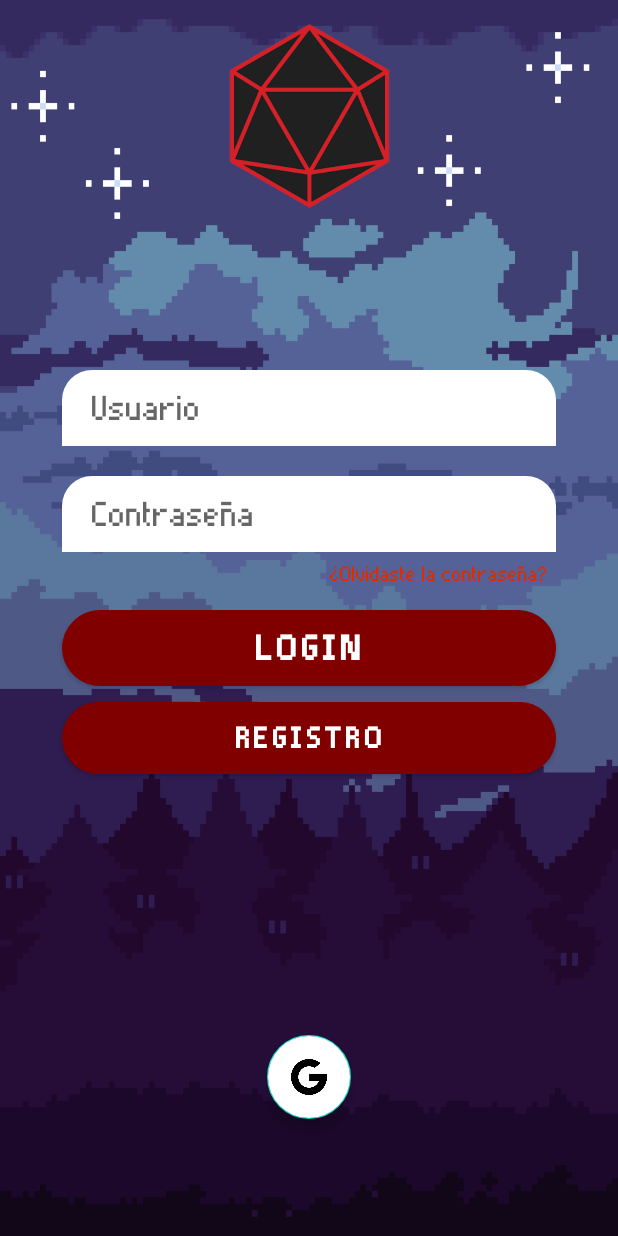
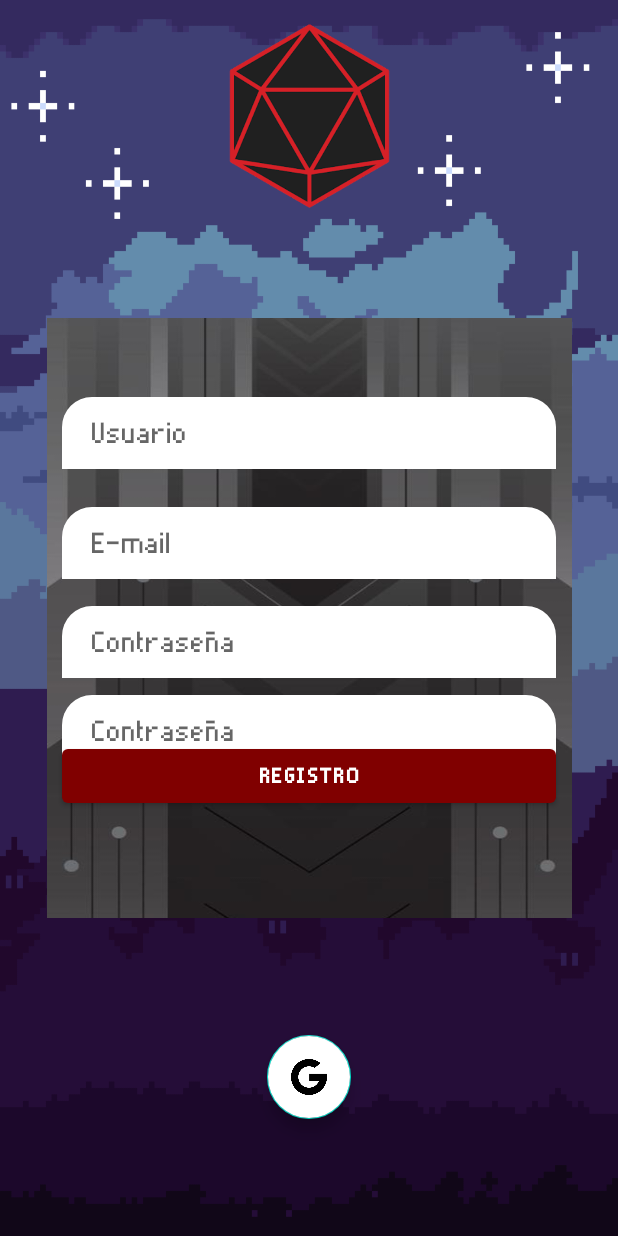
Before and after one commit to GavilanPejos/DAM, an Android app: the loginActivity screen opened directly, with no data from a screen before it, after a tap on "REGISTRO", on a phone screen of 412 x 824 dp. Run offline under Robolectric (Android 15) with nearby library versions, the phone set to English and light mode, and no system bars; 1 statement that could not run was skipped.

Commit message:
Ya funciona el login (Falta el confirmar contraseña, asi como los requisitos de contraseña)

```diff
--- /dev/null
+++ b/RoLife2/app/src/main/java/com/example/rolife/fragments/callBackFragment.java
@@ -0,0 +1,6 @@
+package com.example.rolife.fragments;
+
+public interface callBackFragment {
+    void changeFragment();
+
+}
--- a/RoLife2/app/src/main/java/com/example/rolife/fragments/login_bar_fragment.java
+++ b/RoLife2/app/src/main/java/com/example/rolife/fragments/login_bar_fragment.java
@@ -1,8 +1,11 @@
 package com.example.rolife.fragments;
 
+import android.content.Context;
 import android.content.Intent;
+import android.content.SharedPreferences;
 import android.os.Bundle;
 
+import androidx.annotation.Nullable;
 import androidx.fragment.app.Fragment;
 import androidx.fragment.app.FragmentManager;
 import androidx.fragment.app.FragmentTransaction;
@@ -13,6 +16,7 @@ import android.view.View;
 import android.view.ViewGroup;
 import android.widget.Button;
 import android.widget.EditText;
+import android.widget.Toast;
 
 
 import com.example.rolife.R;
@@ -21,39 +25,51 @@ import com.example.rolife.R;
 public class login_bar_fragment extends Fragment {
     Button btnLogin, btnRegister, btnForget;
     EditText etUserName, etPassword;
-    FragmentTransaction transaction;
+    callBackFragment callBackFragment;
+    String userName, userPass;
+    SharedPreferences sharedPreferences;
+    SharedPreferences.Editor editor;
+
+    /*FragmentTransaction transaction;
     Fragment loginform, registerform, forgetform;
-    FragmentManager fragmentManager;
+    FragmentManager fragmentManager;*/
 
-    public login_bar_fragment() {
-        // Required empty public constructor
+    @Override
+    public void onAttach(Context context) {
+        sharedPreferences = context.getSharedPreferences("usersValues", Context.MODE_PRIVATE);
+        editor = sharedPreferences.edit();
+        super.onAttach(context);
     }
 
-
+    @Nullable
     @Override
     public View onCreateView(LayoutInflater inflater, ViewGroup container,
                              Bundle savedInstanceState) {
         // Inflate the layout for this fragment
         View vroot = inflater.inflate(R.layout.login_bar_fragment, container, false);
-
+        //EDITTEXT IDENTIFICADOS
         etUserName = vroot.findViewById(R.id.loginfrag_ETuser);
         etPassword = vroot.findViewById(R.id.loginfrag_ETpass);
-
+        //BOTONES IDENTIFICADOS
         btnLogin = vroot.findViewById(R.id.loginfrag_BTNlogin);
         btnRegister = vroot.findViewById(R.id.loginfrag_BTNregister);
-        btnForget = vroot.findViewById(R.id.loginfrag_BTNforgetpass);
 
-
-
-        transaction = fragmentManager.beginTransaction();
+        //ACCIONES BOTONILES
         btnLogin.setOnClickListener(new View.OnClickListener() {
             @Override
             public void onClick(View v) {
-                etUserName.getText();
-                etPassword.getText();
-                if (etUserName.getText().equals("Federico") && etPassword.getText().equals("123")) {
-                    transaction.replace(R.id.loginActivity_FLcontainerfragments, registerform).commit();
+                //Login
+                userName = etUserName.getText().toString();
+                userPass = etPassword.getText().toString();
 
+                String uName, uPass;
+                uName = sharedPreferences.getString("userName", null);
+                uPass = sharedPreferences.getString("userPass", null);
+
+                if (userName.equals(uName) && userPass.equals(uPass)) {
+                    Toast.makeText(getContext(), "Login", Toast.LENGTH_SHORT).show();
+                } else {
+                    Toast.makeText(getContext(), "No Login", Toast.LENGTH_SHORT).show();
                 }
             }
         });
@@ -61,19 +77,18 @@ public class login_bar_fragment extends Fragment {
         btnRegister.setOnClickListener(new View.OnClickListener() {
             @Override
             public void onClick(View v) {
-                transaction.replace(R.id.loginActivity_FLcontainerfragments, registerform).commit();
+                //Registro
+                if (callBackFragment != null) {
+                    callBackFragment.changeFragment();
+                }
             }
         });
 
-        btnForget.setOnClickListener(new View.OnClickListener() {
-            @Override
-            public void onClick(View v) {
-                transaction.replace(R.id.loginActivity_FLcontainerfragments, forgetform).commit();
-            }
-        });
         return vroot;
 
     }
 
-
+    public void setCallBackFragment(callBackFragment callBackFragment) {
+        this.callBackFragment = callBackFragment;
+    }
 }
--- a/RoLife2/app/src/main/java/com/example/rolife/fragments/register_bar_fragment.java
+++ b/RoLife2/app/src/main/java/com/example/rolife/fragments/register_bar_fragment.java
@@ -1,11 +1,14 @@
 package com.example.rolife.fragments;
 
+import android.content.Context;
+import android.content.SharedPreferences;
 import android.os.Bundle;
 import android.view.LayoutInflater;
 import android.view.View;
 import android.view.ViewGroup;
 import android.widget.Button;
 import android.widget.EditText;
+import android.widget.Toast;
 
 import androidx.fragment.app.Fragment;
 
@@ -14,9 +17,15 @@ import com.example.rolife.R;
 public class register_bar_fragment extends Fragment {
 EditText etUserName,etPassword,etEmail,etConfirmPass;
 Button btnConfirm,btnBack;
+String registerName,registerPassword,registerEmail,registerConfirmPass;
+SharedPreferences sharedPreferences;
+SharedPreferences.Editor editor;
 
-    public register_bar_fragment() {
-        // Required empty public constructor
+    @Override
+    public void onAttach(Context context){
+        sharedPreferences=context.getSharedPreferences("usersValues",Context.MODE_PRIVATE);
+        editor=sharedPreferences.edit();
+        super.onAttach(context);
     }
 
 
@@ -24,32 +33,39 @@ Button btnConfirm,btnBack;
     public View onCreateView(LayoutInflater inflater, ViewGroup container,
                              Bundle savedInstanceState) {
         // Inflate the layout for this fragment
-        View v=inflater.inflate(R.layout.register_bar_fragment,container,false);
+        View vroot=inflater.inflate(R.layout.register_bar_fragment,container,false);
 
-        etUserName= v.findViewById(R.id.registerfrag_ETuser);
-        etPassword=v.findViewById(R.id.registerfrag_ETPassword);
-        etEmail=v.findViewById(R.id.registerfrag_ETemail);
-        etConfirmPass=v.findViewById(R.id.registerfrag_ETConfirmPassword);
-
-        btnConfirm=v.findViewById(R.id.registerfrag_BTNRegister);
-        btnBack=v.findViewById(R.id.registerfrag_BTNBack);
+        //EDITTEXT IDENTIFICADOS
+        etUserName=vroot.findViewById(R.id.registerfrag_ETuser);
+        etPassword=vroot.findViewById(R.id.registerfrag_ETPassword);
+        etEmail=vroot.findViewById(R.id.registerfrag_ETemail);
+        etConfirmPass=vroot.findViewById(R.id.registerfrag_ETConfirmPassword);
+        //BOTONES IDENTIFICADOS
+        btnConfirm=vroot.findViewById(R.id.registerfrag_BTNRegister);
 
 
-        btnConfirm.setOnClickListener(new View.OnClickListener() {
+        //ACCIONES BOTONILES
+
+        btnConfirm.setOnClickListener(new View.OnClickListener(){
             @Override
-            public void onClick(View v) {
+            public void onClick(View v){
+                //Confirmar registro
+            registerName=etUserName.getText().toString();
+            registerPassword=etPassword.getText().toString();
+            registerEmail=etEmail.getText().toString();
+            registerConfirmPass=etConfirmPass.getText().toString();
 
-            }
-        });
+            editor.putString("userName",registerName);
+            editor.putString("userPass",registerPassword);
+            editor.putString("email",registerEmail);
 
-        btnBack.setOnClickListener(new View.OnClickListener() {
-            @Override
-            public void onClick(View v) {
-
+            editor.apply();
+                Toast.makeText(getContext(),"Registered",Toast.LENGTH_SHORT).show();
             }
         });
 
 
-        return v;
+
+        return vroot;
     }
 }
--- a/RoLife2/app/src/main/java/com/example/rolife/loginActivity.java
+++ b/RoLife2/app/src/main/java/com/example/rolife/loginActivity.java
@@ -12,14 +12,17 @@ import android.widget.EditText;
 import android.widget.TextView;
 import android.widget.Toast;
 
+import com.example.rolife.fragments.callBackFragment;
 import com.example.rolife.fragments.forget_bar_fragment;
 import com.example.rolife.fragments.login_bar_fragment;
 import com.example.rolife.fragments.register_bar_fragment;
 
-public class loginActivity extends AppCompatActivity {
-
-    FragmentTransaction transaction;
-    Fragment loginform, registerform,forgetform;
+public class loginActivity extends AppCompatActivity implements callBackFragment {
+    //El que provoca el cambio
+    FragmentTransaction fragmentTransaction;
+    //El cambio en si
+    Fragment fragment;
+    //Asistente de cambio para poder darse
     FragmentManager fragmentManager;
 
 
@@ -27,35 +30,31 @@ public class loginActivity extends AppCompatActivity {
     protected void onCreate(Bundle savedInstanceState) {
         super.onCreate(savedInstanceState);
         setContentView(R.layout.activity_login);
-        //Agregamos el login
-        addlogin();
-
-
-
-
-
+        addFragment();
     }
 
-    private void addlogin() {
-        loginform = new login_bar_fragment();
-        fragmentManager=getSupportFragmentManager();
-        transaction=fragmentManager.beginTransaction();
-        transaction.add(R.id.loginActivity_FLcontainerfragments,loginform);
-        transaction.commit();
+    //método por el cual aceptaremos nuevos fragmentos
+    public void addFragment() {
+        login_bar_fragment fragment = new login_bar_fragment();
+        fragment.setCallBackFragment(this);
+        fragmentManager = getSupportFragmentManager();//lo convertimos en un support de verdad
+        fragmentTransaction = fragmentManager.beginTransaction();
+        fragmentTransaction.add(R.id.loginActivity_FLcontainerfragments, fragment);
+        fragmentTransaction.commit();//Acción de realizar.
     }
 
+    public void replaceFragment() {
 
-
-    public void logearse() {
-        EditText user = findViewById(R.id.loginfrag_ETuser);
-        if (user.getText().equals("Cañas")) {
-            user.setText("Calvo");
-        }
-
+        fragment = new register_bar_fragment();
+        fragmentManager = getSupportFragmentManager();//lo convertimos en un support de verdad
+        fragmentTransaction = fragmentManager.beginTransaction();
+        fragmentTransaction.addToBackStack(null);
+        fragmentTransaction.add(R.id.loginActivity_FLcontainerfragments, fragment);
+        fragmentTransaction.commit();//Acción de realizar.
     }
 
-
-
-
-
+    @Override
+    public void changeFragment() {
+        replaceFragment();
+    }
 }
--- a/RoLife2/app/src/main/res/layout/register_bar_fragment.xml
+++ b/RoLife2/app/src/main/res/layout/register_bar_fragment.xml
@@ -1,33 +1,30 @@
 <?xml version="1.0" encoding="utf-8"?>
 <androidx.constraintlayout.widget.ConstraintLayout xmlns:android="http://schemas.android.com/apk/res/android"
     xmlns:app="http://schemas.android.com/apk/res-auto"
-    xmlns:tools="http://schemas.android.com/tools"
     android:layout_width="match_parent"
     android:layout_height="match_parent">
+
+    <androidx.constraintlayout.widget.ConstraintLayout
+        android:layout_width="350dp"
+        android:layout_height="500dp"
+        android:background="@drawable/bg"
+        app:layout_constraintVertical_bias=".28"
+        app:layout_constraintBottom_toBottomOf="parent"
+        app:layout_constraintEnd_toEndOf="parent"
+        app:layout_constraintStart_toStartOf="parent"
+        app:layout_constraintTop_toTopOf="parent"
+
+        >
+
+    </androidx.constraintlayout.widget.ConstraintLayout>
 
     <EditText
         android:id="@+id/registerfrag_ETuser"
         android:layout_width="0dp"
+        android:background="@drawable/loginfrag_styletvbg"
         android:layout_height="wrap_content"
         android:hint="@string/login_uservalue"
-        android:minHeight="48dp"
-        android:paddingLeft="20dp"
-        android:paddingTop="10dp"
-
-
-        android:paddingBottom="10dp"
-        app:layout_constraintBottom_toBottomOf="parent"
-        app:layout_constraintEnd_toEndOf="parent"
-        app:layout_constraintHorizontal_bias=".5"
-        app:layout_constraintStart_toStartOf="parent"
-        app:layout_constraintTop_toTopOf="parent"
-        app:layout_constraintVertical_bias="0.1"
-        app:layout_constraintWidth_percent=".8" />
-    <EditText
-        android:id="@+id/registerfrag_ETemail"
-        android:layout_width="0dp"
-        android:layout_height="wrap_content"
-        android:hint="@string/register_value"
+        android:textSize="25sp"
         android:minHeight="48dp"
         android:paddingStart="20dp"
         android:paddingEnd="20dp"
@@ -39,14 +36,41 @@
         app:layout_constraintEnd_toEndOf="parent"
         app:layout_constraintHorizontal_bias=".5"
         app:layout_constraintStart_toStartOf="parent"
-        app:layout_constraintTop_toTopOf="@id/registerfrag_ETuser"
-        app:layout_constraintVertical_bias=".15"
-        app:layout_constraintWidth_percent=".8" />
+        app:layout_constraintTop_toTopOf="parent"
+        app:layout_constraintVertical_bias="0.15"
+        app:layout_constraintWidth_percent=".8"
+        android:autofillHints="usuario"
+        android:inputType="text" />
+    <EditText
+        android:id="@+id/registerfrag_ETemail"
+        android:background="@drawable/loginfrag_styletvbg"
+        android:layout_width="0dp"
+        android:layout_height="wrap_content"
+        android:hint="@string/register_value"
+        android:textSize="25sp"
+        android:minHeight="48dp"
+        android:paddingStart="20dp"
+        android:paddingEnd="20dp"
+        android:paddingTop="10dp"
+
+
+        android:paddingBottom="10dp"
+        app:layout_constraintBottom_toBottomOf="parent"
+        app:layout_constraintEnd_toEndOf="parent"
+        app:layout_constraintHorizontal_bias=".5"
+        app:layout_constraintStart_toStartOf="parent"
+        app:layout_constraintTop_toBottomOf="@id/registerfrag_ETuser"
+        app:layout_constraintVertical_bias=".10"
+        app:layout_constraintWidth_percent=".8"
+        android:autofillHints="usuario"
+        android:inputType="textEmailAddress"/>
     <EditText
         android:id="@+id/registerfrag_ETPassword"
+        android:background="@drawable/loginfrag_styletvbg"
         android:layout_width="0dp"
         android:layout_height="wrap_content"
         android:hint="@string/loginfrag_password"
+        android:textSize="25sp"
         android:minHeight="48dp"
         android:paddingStart="20dp"
         android:paddingEnd="20dp"
@@ -57,14 +81,18 @@
         app:layout_constraintEnd_toEndOf="parent"
         app:layout_constraintHorizontal_bias=".5"
         app:layout_constraintStart_toStartOf="parent"
-        app:layout_constraintTop_toTopOf="@id/registerfrag_ETemail"
-        app:layout_constraintVertical_bias=".15"
-        app:layout_constraintWidth_percent=".8" />
+        app:layout_constraintTop_toBottomOf="@id/registerfrag_ETemail"
+        app:layout_constraintVertical_bias=".10"
+        app:layout_constraintWidth_percent=".8"
+        android:autofillHints="usuario"
+        android:inputType="textPassword"/>
     <EditText
         android:id="@+id/registerfrag_ETConfirmPassword"
         android:layout_width="0dp"
         android:layout_height="wrap_content"
         android:hint="@string/loginfrag_password"
+        android:textSize="25sp"
+        android:background="@drawable/loginfrag_styletvbg"
         android:minHeight="48dp"
         android:paddingStart="20dp"
         android:paddingEnd="20dp"
@@ -75,9 +103,11 @@
         app:layout_constraintEnd_toEndOf="parent"
         app:layout_constraintHorizontal_bias=".5"
         app:layout_constraintStart_toStartOf="parent"
-        app:layout_constraintTop_toTopOf="@id/registerfrag_ETPassword"
-        app:layout_constraintVertical_bias=".15"
-        app:layout_constraintWidth_percent=".8" />
+        app:layout_constraintTop_toBottomOf="@id/registerfrag_ETPassword"
+        app:layout_constraintVertical_bias=".10"
+        app:layout_constraintWidth_percent=".8"
+        android:autofillHints="usuario"
+        android:inputType="textPassword"/>
 
 
     <Button
@@ -90,29 +120,14 @@
 
         app:layout_constraintBottom_toBottomOf="parent"
         app:layout_constraintEnd_toEndOf="parent"
-        app:layout_constraintHorizontal_bias=".1"
+        app:layout_constraintHorizontal_bias=".5"
 
         app:layout_constraintStart_toStartOf="parent"
         app:layout_constraintTop_toTopOf="@+id/registerfrag_ETConfirmPassword"
         app:layout_constraintVertical_bias="0.3"
-        app:layout_constraintWidth_percent=".45" />
 
-    <Button
-        android:id="@+id/registerfrag_BTNBack"
-        android:layout_width="0dp"
-        android:layout_height="wrap_content"
-        android:text="atras"
-        android:textSize="18sp"
-        android:textStyle="bold"
+        app:layout_constraintWidth_percent=".8" />
 
-        app:layout_constraintBottom_toBottomOf="parent"
-        app:layout_constraintEnd_toEndOf="parent"
-        app:layout_constraintHorizontal_bias=".1"
-
-        app:layout_constraintStart_toEndOf="@+id/registerfrag_BTNRegister"
-        app:layout_constraintTop_toTopOf="@id/registerfrag_ETConfirmPassword"
-        app:layout_constraintVertical_bias="0.3"
-        app:layout_constraintWidth_percent=".45" />
 
 
 
```
